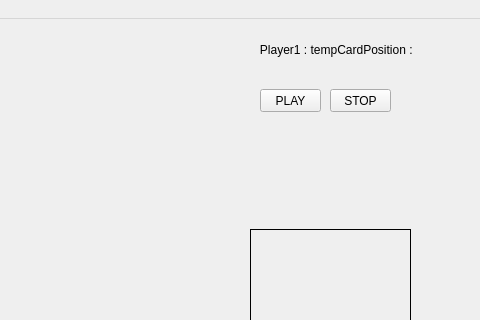
Old version of the form game.ui in the repository stefanivanic/RemiFINAL; both pictures show x 570 to 1050 and y 0 to 320 of the 1050 by 620 pixel window.
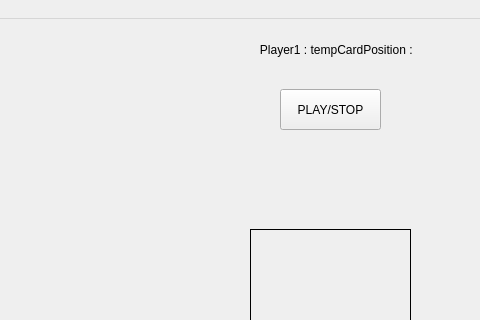
New version of the form. Icons and pictures are not drawn.

Diff of the .ui file:
```diff
--- a/game.ui
+++ b/game.ui
@@ -267,27 +267,14 @@
    <widget class="QPushButton" name="pushButton">
     <property name="geometry">
      <rect>
-      <x>830</x>
+      <x>850</x>
       <y>70</y>
-      <width>61</width>
-      <height>23</height>
+      <width>101</width>
+      <height>41</height>
      </rect>
     </property>
     <property name="text">
-     <string>PLAY</string>
-    </property>
-   </widget>
-   <widget class="QPushButton" name="pushButton_2">
-    <property name="geometry">
-     <rect>
-      <x>900</x>
-      <y>70</y>
-      <width>61</width>
-      <height>23</height>
-     </rect>
-    </property>
-    <property name="text">
-     <string>STOP</string>
+     <string>PLAY/STOP</string>
     </property>
    </widget>
   </widget>
```
Left out of the diff: 2 changed lines with no effect on the pictures.
